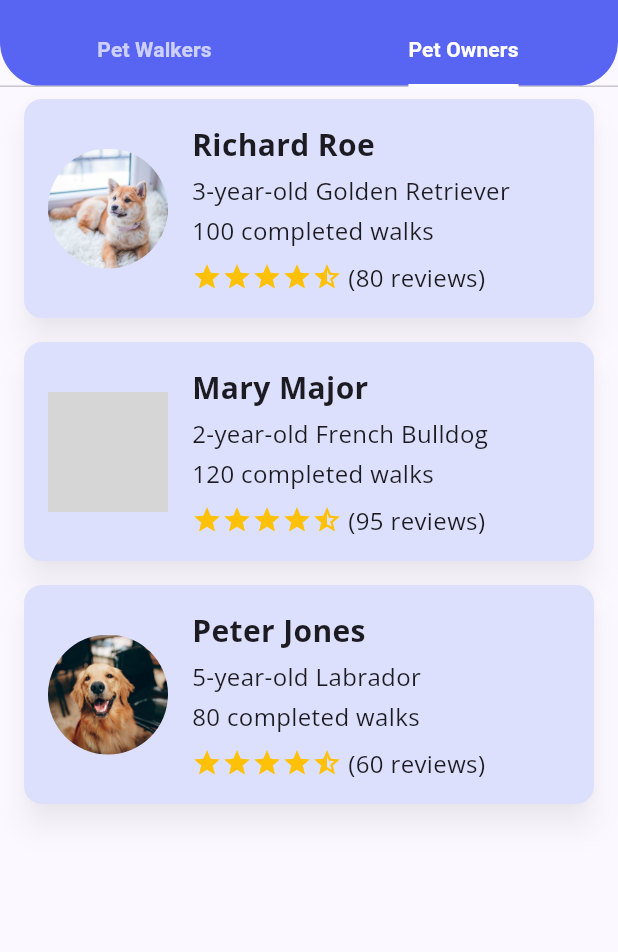
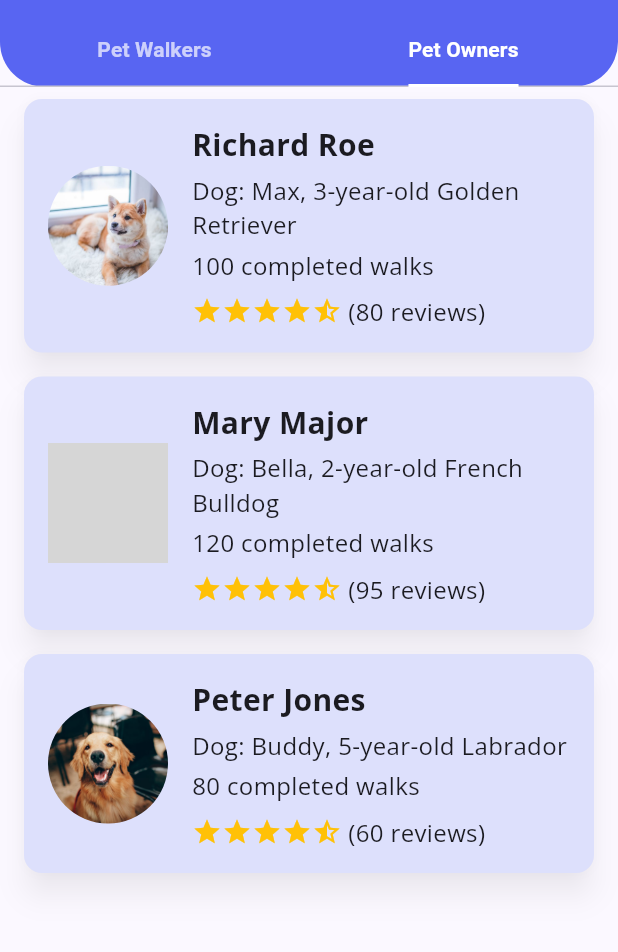
Before and after one commit to Pawsitive01/WalkMyPet, a Flutter app: the screen it shows after launch, tab 2 chosen, on a phone screen of 412 x 824 dp, the part 69-1021 px from its top. Run offline on Flutter 3.47's test engine with Material 3 defaults, Android fonts, the phone set to English and light mode, and no system bars; our stand-ins replace firebase_core, google_fonts; accounts and stored records are empty; grey boxes are pictures that could not be loaded.

Commit message:
stable v base1

```diff
--- a/lib/main.dart
+++ b/lib/main.dart
@@ -257,16 +257,18 @@ class OwnerList extends StatelessWidget {
     final owners = [
       const Owner(
         name: 'Richard Roe',
+        dogName: 'Max',
         dogAge: 3,
         dogBreed: 'Golden Retriever',
         rating: 4.8,
         reviews: 80,
         completedWalks: 100,
         imageUrl: 'assets/images/owner1.jpg',
-        bio: 'My dog, Max, is a very friendly and energetic Golden Retriever. He loves to play fetch and go for long walks.',
+        bio: 'Max is a very friendly and energetic Golden Retriever. He loves to play fetch and go for long walks.',
       ),
        const Owner(
         name: 'Mary Major',
+        dogName: 'Bella',
         dogAge: 2,
         dogBreed: 'French Bulldog',
         rating: 4.9,
@@ -277,6 +279,7 @@ class OwnerList extends StatelessWidget {
       ),
       const Owner(
         name: 'Peter Jones',
+        dogName: 'Buddy',
         dogAge: 5,
         dogBreed: 'Labrador',
         rating: 4.2,
@@ -451,7 +454,7 @@ class OwnerCard extends StatelessWidget {
                     ),
                     const SizedBox(height: 4),
                     Text(
-                      '${owner.dogAge}-year-old ${owner.dogBreed}',
+                      'Dog: ${owner.dogName}, ${owner.dogAge}-year-old ${owner.dogBreed}',
                       style: const TextStyle(fontSize: 16),
                     ),
                     const SizedBox(height: 4),
--- a/lib/models.dart
+++ b/lib/models.dart
@@ -23,6 +23,7 @@ class Walker {
 
 class Owner {
   final String name;
+  final String dogName;
   final int dogAge;
   final String dogBreed;
   final double rating;
@@ -33,6 +34,7 @@ class Owner {
 
   const Owner({
     required this.name,
+    required this.dogName,
     required this.dogAge,
     required this.dogBreed,
     required this.rating,
```
